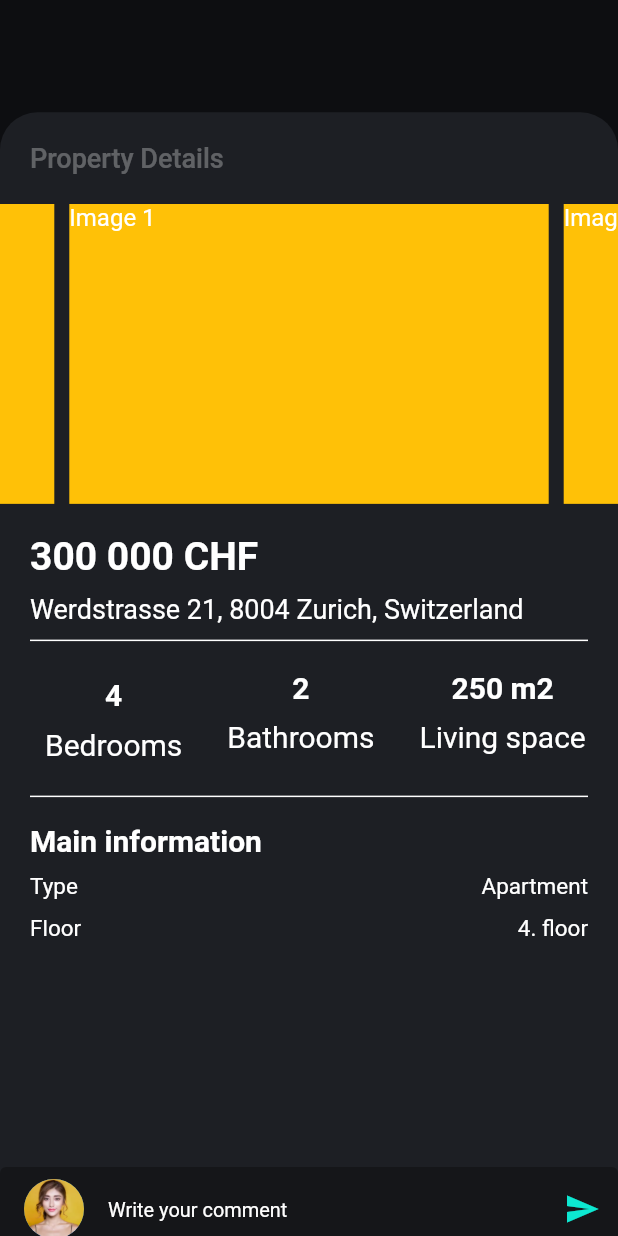
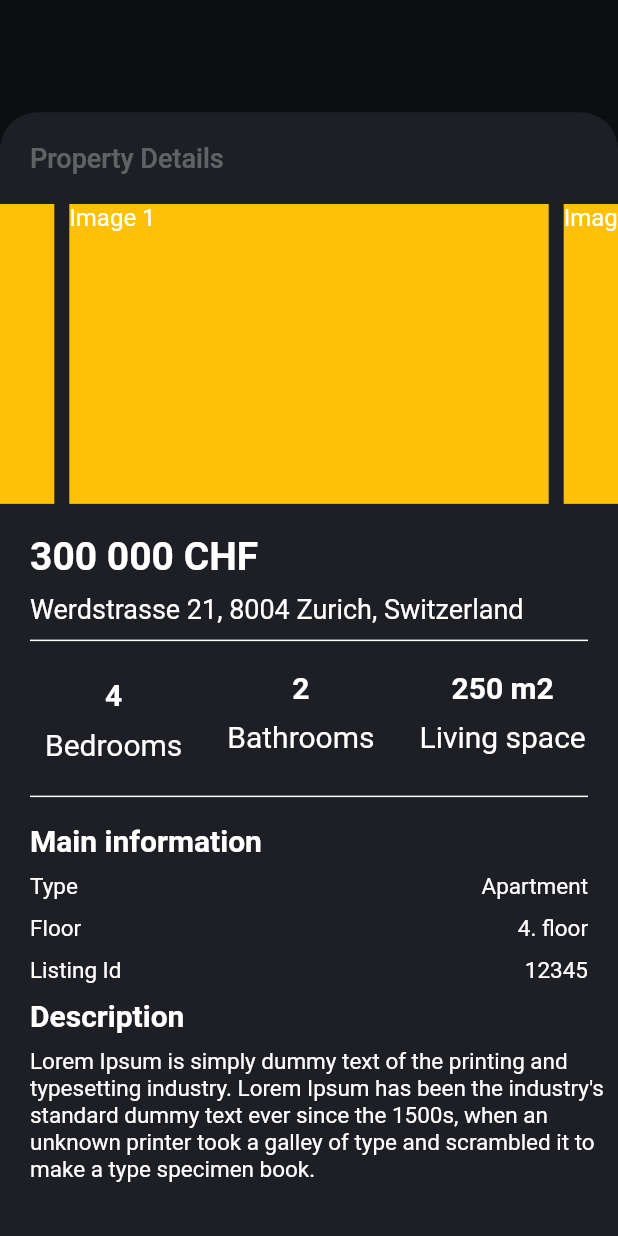
Before and after one commit to victornvg/Qvid, a Flutter app: what commentSheet() shows on an empty page, opened directly, on a phone screen of 412 x 824 dp. Run offline on Flutter 3.47's test engine with Material 2 defaults, Android fonts, the phone set to English and light mode, and no system bars; drawn by our look-alikes of carousel_slider; our stand-ins replace flutter_bloc, flutter_phoenix, google_fonts, google_mobile_ads, shared_preferences, video_player; missing offline and left inert: animation_wrappers; accounts and stored records are empty; network calls fail.

Commit message:
add description section

```diff
--- a/lib/BottomNavigation/Home/comment_sheet.dart
+++ b/lib/BottomNavigation/Home/comment_sheet.dart
@@ -255,6 +255,55 @@ void commentSheet(BuildContext context) async {
                             ],
                           )
                         ],
+                      ),
+                      Row(
+                        mainAxisAlignment: MainAxisAlignment.spaceBetween,
+                        children: <Widget>[
+                          Column(
+                            children: [
+                              Padding(
+                                padding: EdgeInsets.fromLTRB(20.0, 10, 0, 0),
+                                child: RichText(
+                                    text: TextSpan(
+                                      text: 'Listing Id',
+                                      style: TextStyle(fontSize: 15),
+                                    )
+                                ),
+                              )
+                            ],
+                          ),
+                          Column(
+                            children: [
+                              Padding(
+                                padding: EdgeInsets.fromLTRB(0, 10, 20, 0),
+                                child: RichText(
+                                    text: TextSpan(
+                                      text: '12345',
+                                      style: TextStyle(fontSize: 15),
+                                    )
+                                ),
+                              )
+                            ],
+                          )
+                        ],
+                      ),
+                      Padding(
+                          padding: EdgeInsets.fromLTRB(20.0, 10, 0, 0),
+                          child: RichText(
+                            text: TextSpan(
+                              text: 'Description',
+                              style: TextStyle(fontWeight: FontWeight.bold, fontSize: 20),
+                            ),
+                          )
+                      ),
+                      Padding(
+                        padding: EdgeInsets.fromLTRB(20, 10, 0, 0),
+                        child: RichText(
+                            text: TextSpan(
+                              text: 'Lorem Ipsum is simply dummy text of the printing and typesetting industry. Lorem Ipsum has been the industry\'s standard dummy text ever since the 1500s, when an unknown printer took a galley of type and scrambled it to make a type specimen book.',
+                              style: TextStyle(fontSize: 15),
+                            )
+                        ),
                       )
                     ],
                   ),
@@ -262,28 +311,6 @@ void commentSheet(BuildContext context) async {
                   endOffset: Offset(0, 0),
                   slideCurve: Curves.linearToEaseOut,
                 ),
-                PositionedDirectional(
-                  bottom: -10,
-                  start: 0,
-                  end: 0,
-                  child: EntryField(
-                    counter: null,
-                    padding: EdgeInsets.zero,
-                    hint: locale.writeYourComment,
-                    fillColor: darkColor,
-                    prefix: Padding(
-                      padding:
-                          EdgeInsets.symmetric(horizontal: 16.0, vertical: 8.0),
-                      child: CircleAvatar(
-                        backgroundImage: AssetImage('assets/images/user.webp'),
-                      ),
-                    ),
-                    suffixIcon: Icon(
-                      Icons.send,
-                      color: mainColor,
-                    ),
-                  ),
-                ),
               ],
             ),
           ));
```
